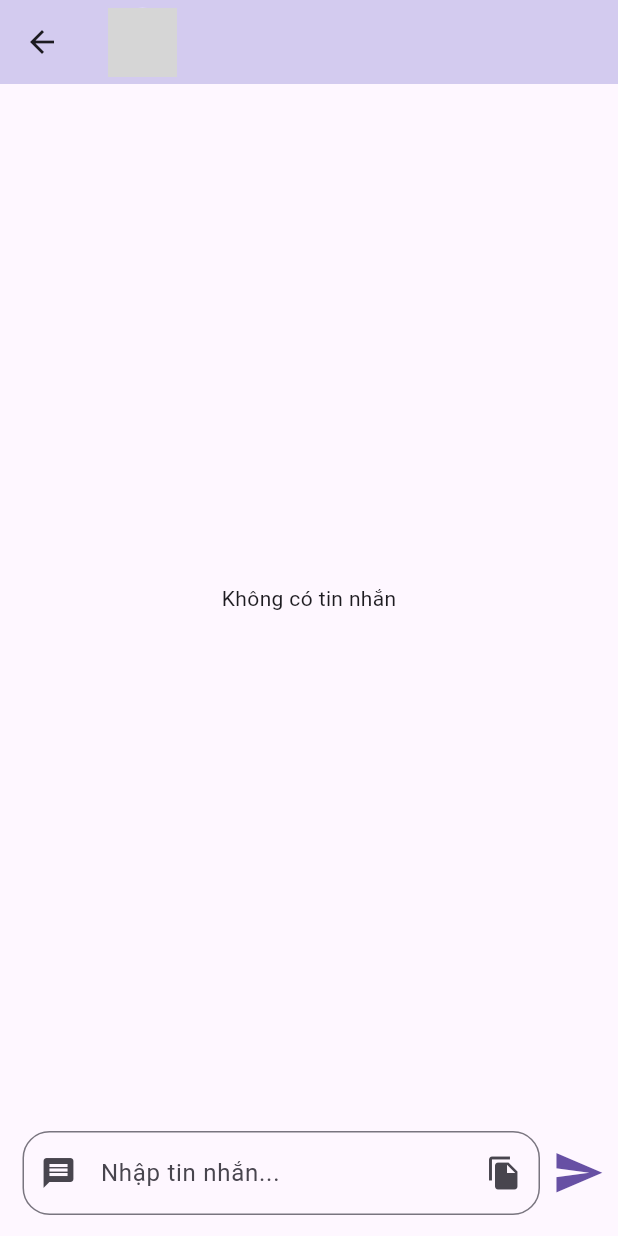
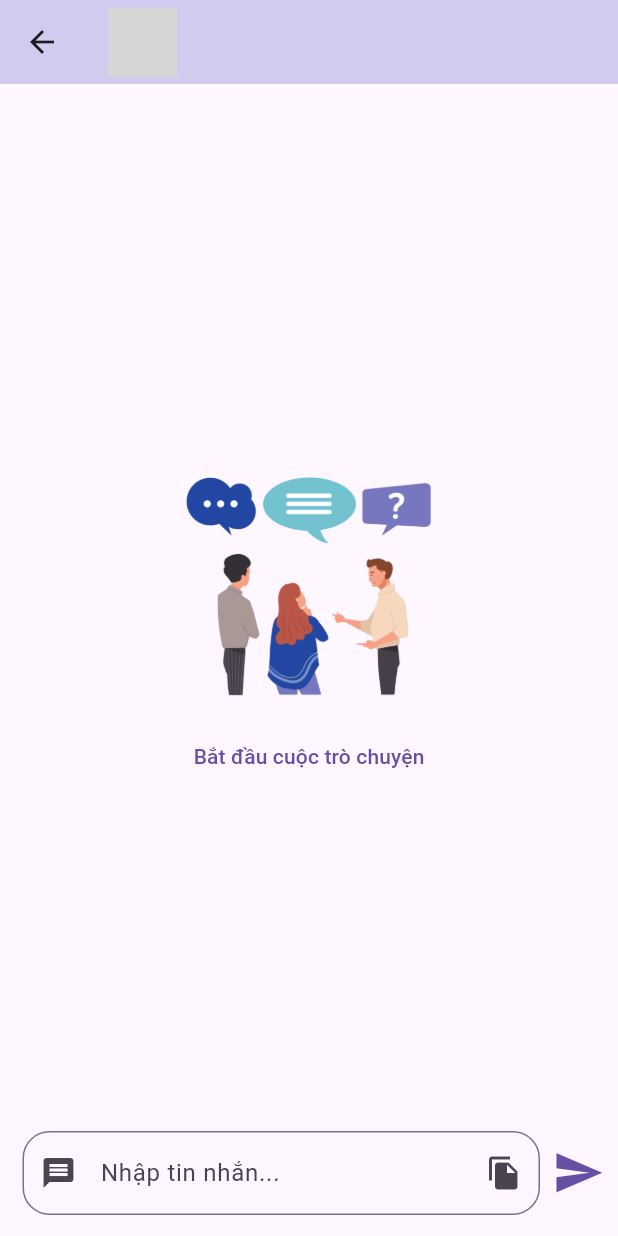
Before and after one commit to nmd1406/Flutter-Chat-App, a Flutter app: the ChatScreen screen opened directly with empty values, on a phone screen of 412 x 824 dp. Run offline on Flutter 3.47's test engine with Material 3 defaults, Android fonts, the light colour scheme and no system bars; our stand-ins replace cloud_firestore, dio, file_picker, firebase_auth, firebase_core, firebase_messaging and 9 more; missing offline and left inert: app_settings, cached_video_player_plus, firebase_app_check; accounts and stored records are empty; network calls fail; grey boxes are pictures that could not be loaded.

Commit message:
add start conversation png

```diff
--- a/lib/widgets/chat_messages.dart
+++ b/lib/widgets/chat_messages.dart
@@ -72,7 +72,23 @@ class _ChatMessagesState extends State<ChatMessages> {
 
           if (!snapshot.hasData || snapshot.data!.docs.isEmpty) {
             return Center(
-              child: Text("Không có tin nhắn"),
+              child: Column(
+                mainAxisAlignment: MainAxisAlignment.center,
+                children: [
+                  SizedBox(
+                    width: 200,
+                    height: 200,
+                    child: Image.asset("assets/images/conversation.png"),
+                  ),
+                  const SizedBox(height: 10),
+                  Text(
+                    "Bắt đầu cuộc trò chuyện",
+                    style: Theme.of(context).textTheme.labelLarge!.copyWith(
+                          color: Theme.of(context).primaryColor,
+                        ),
+                  ),
+                ],
+              ),
             );
           }
 
```
